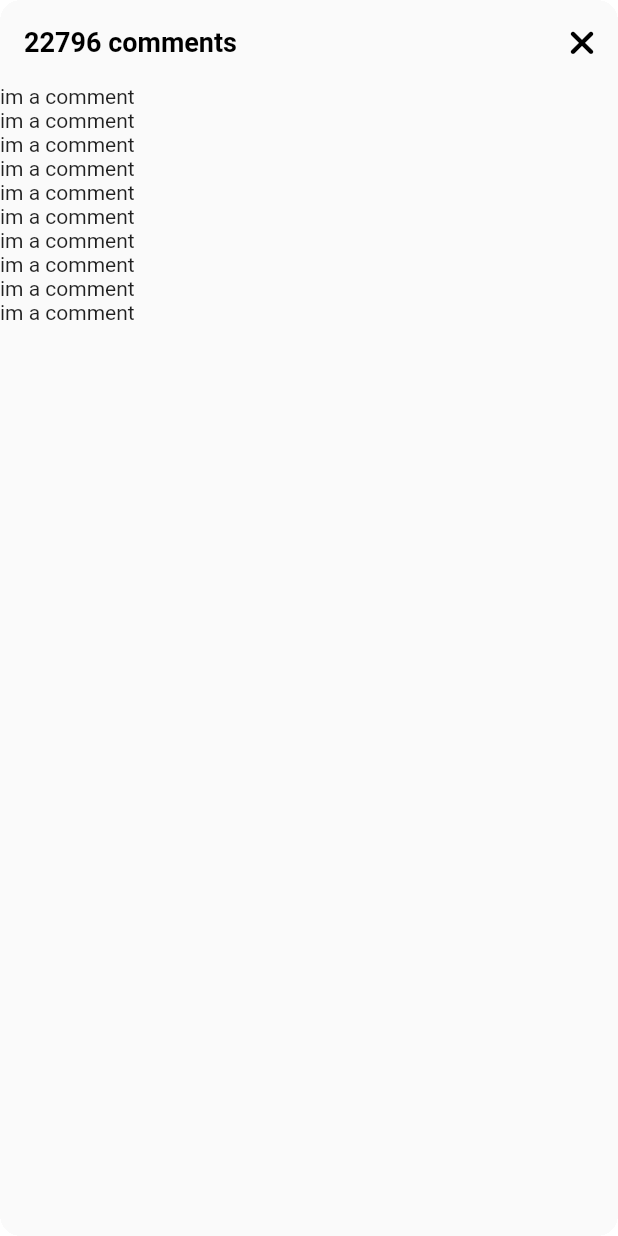
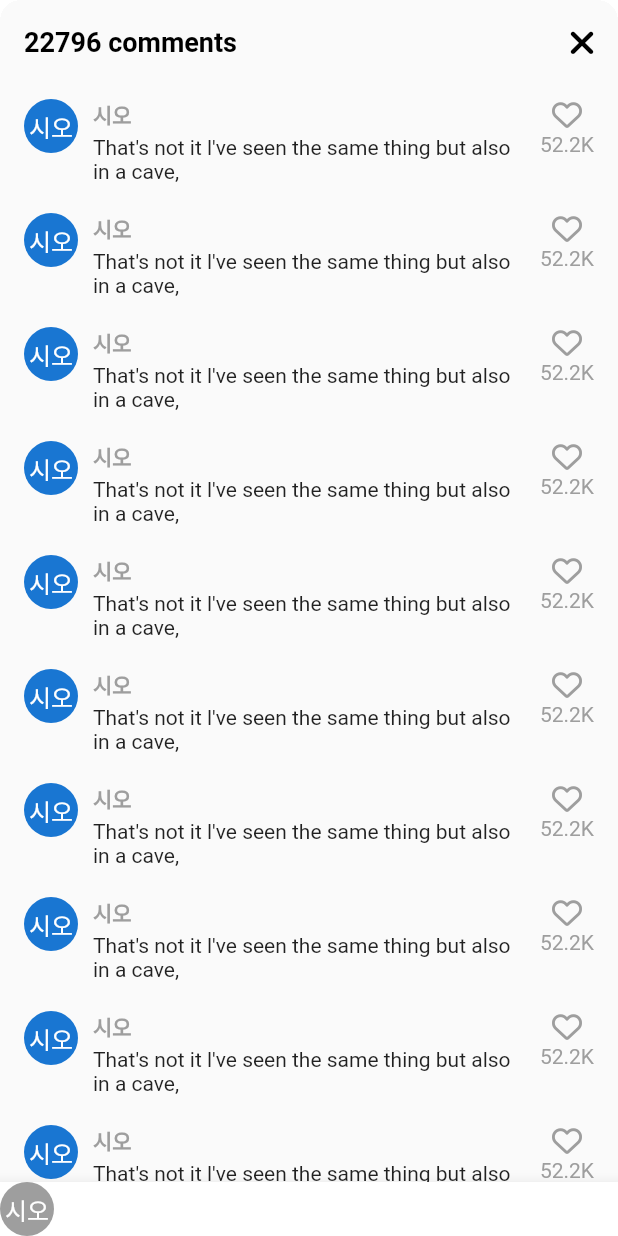
Before and after one commit to seo081225/tiktok_clone, a Flutter app: the VideoComments screen opened directly, on a phone screen of 412 x 824 dp. Run offline on Flutter 3.47's test engine with Material 2 defaults, Android fonts, the phone set to English and light mode, and no system bars; our stand-ins replace font_awesome_flutter, video_player, visibility_detector.

Commit message:
#8.1 Comments

```diff
--- a/lib/features/videos/widgets/video_comments.dart
+++ b/lib/features/videos/widgets/video_comments.dart
@@ -1,5 +1,6 @@
 import 'package:flutter/material.dart';
 import 'package:font_awesome_flutter/font_awesome_flutter.dart';
+import 'package:tiktok_clone_2023/constants/gaps.dart';
 import 'package:tiktok_clone_2023/constants/sizes.dart';
 
 class VideoComments extends StatefulWidget {
@@ -34,10 +35,69 @@ class _VideoCommentsState extends State<VideoComments> {
             ),
           ],
         ),
-        body: ListView.builder(
+        body: ListView.separated(
+          padding: const EdgeInsets.symmetric(
+            vertical: Sizes.size10,
+            horizontal: Sizes.size16,
+          ),
+          separatorBuilder: (context, index) => Gaps.v20,
           itemCount: 10,
-          itemBuilder: (context, index) => Container(
-            child: const Text('im a comment'),
+          itemBuilder: (context, index) => Row(
+            crossAxisAlignment: CrossAxisAlignment.start,
+            children: [
+              const CircleAvatar(
+                radius: 18,
+                child: Text("시오"),
+              ),
+              Gaps.h10,
+              Expanded(
+                child: Column(
+                  crossAxisAlignment: CrossAxisAlignment.start,
+                  children: [
+                    Text(
+                      '시오',
+                      style: TextStyle(
+                          fontWeight: FontWeight.bold,
+                          fontSize: Sizes.size14,
+                          color: Colors.grey.shade500),
+                    ),
+                    Gaps.v3,
+                    const Text(
+                        "That's not it l've seen the same thing but also in a cave,")
+                  ],
+                ),
+              ),
+              Gaps.h10,
+              Column(
+                children: [
+                  FaIcon(
+                    FontAwesomeIcons.heart,
+                    size: Sizes.size20,
+                    color: Colors.grey.shade500,
+                  ),
+                  Gaps.v2,
+                  Text(
+                    '52.2K',
+                    style: TextStyle(
+                      color: Colors.grey.shade500,
+                    ),
+                  ),
+                ],
+              ),
+            ],
+          ),
+        ),
+        bottomNavigationBar: BottomAppBar(
+          color: Colors.white,
+          child: Row(
+            children: [
+              CircleAvatar(
+                radius: 18,
+                backgroundColor: Colors.grey.shade500,
+                foregroundColor: Colors.white,
+                child: const Text("시오"),
+              ),
+            ],
           ),
         ),
       ),
```
